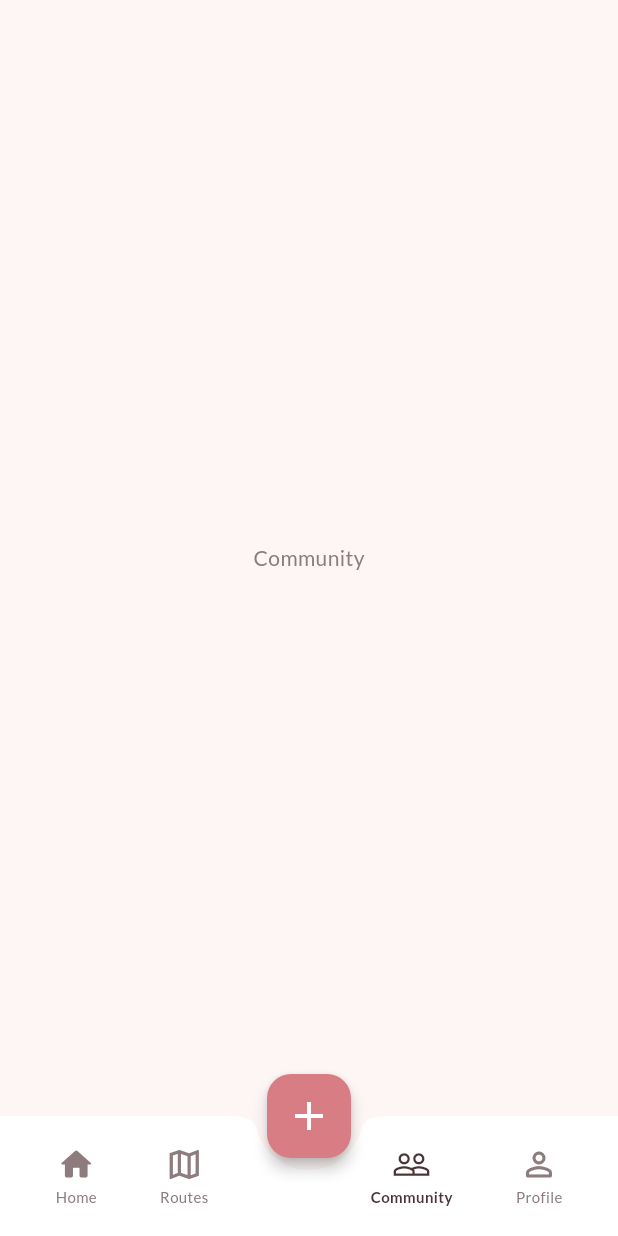
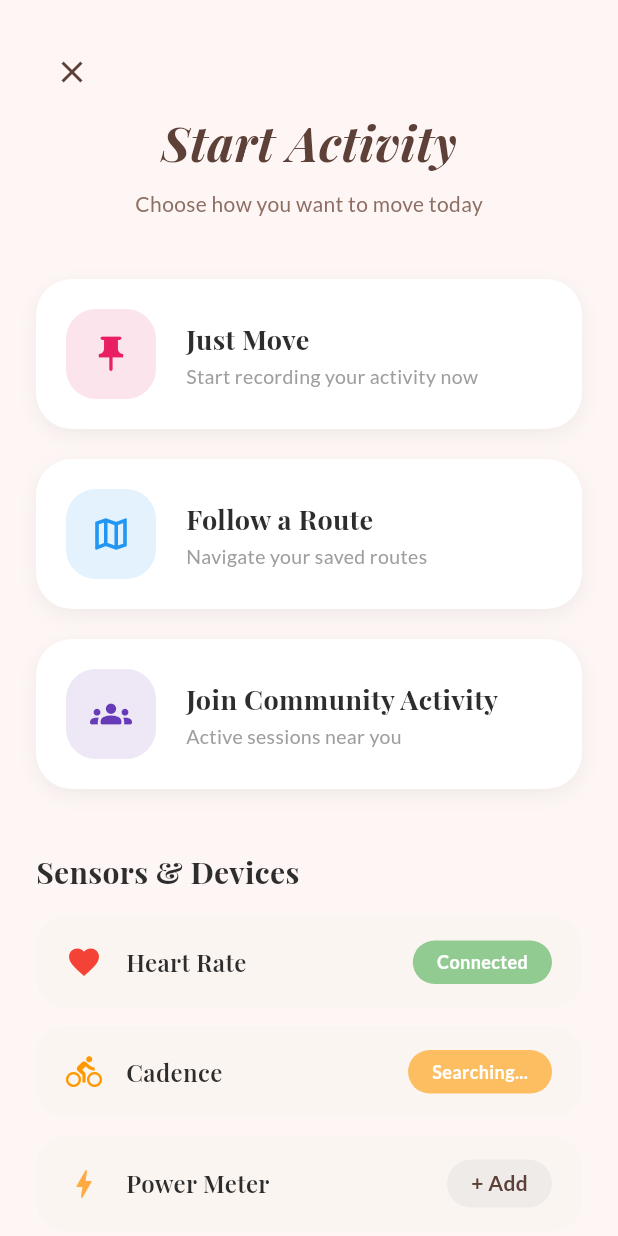
Before and after one commit to jithin-rajesh/Cycling-App, a Flutter app: the MainNavigationScreen screen opened directly, item 3 of the bottom bar chosen, after a tap on the "add" icon, on a phone screen of 412 x 824 dp. Run offline on Flutter 3.47's test engine with Material 3 defaults, Android fonts, the phone set to English and light mode, and no system bars; our stand-ins replace cloud_firestore, firebase_auth, firebase_core, google_fonts, google_sign_in; accounts and stored records are empty.

Commit message:
routes ui and start ui added

```diff
--- a/lib/screens/main_navigation_screen.dart
+++ b/lib/screens/main_navigation_screen.dart
@@ -2,6 +2,9 @@ import 'package:flutter/material.dart';
 import '../theme/app_theme.dart';
 import 'home_screen.dart';
 import 'package:firebase_auth/firebase_auth.dart';
+
+import 'routes_screen.dart';
+import 'start_activity_screen.dart';
 
 class MainNavigationScreen extends StatefulWidget {
   const MainNavigationScreen({super.key});
@@ -15,7 +18,7 @@ class _MainNavigationScreenState extends State<MainNavigationScreen> {
 
   final List<Widget> _screens = [
     const HomeScreen(),
-    const Scaffold(body: Center(child: Text('Routes'))),
+    const RoutesScreen(),
     const Scaffold(body: Center(child: Text('Start'))), // Floating button placeholder
     const Scaffold(body: Center(child: Text('Community'))),
     const Scaffold(body: Center(child: Text('Profile'))),
@@ -37,7 +40,14 @@ class _MainNavigationScreenState extends State<MainNavigationScreen> {
       backgroundColor: CruizrTheme.background,
       body: _screens[_selectedIndex],
       floatingActionButton: FloatingActionButton(
-        onPressed: () {},
+        onPressed: () {
+          Navigator.of(context).push(
+            MaterialPageRoute(
+              builder: (context) => const StartActivityScreen(),
+              fullscreenDialog: true,
+            ),
+          );
+        },
         backgroundColor: CruizrTheme.accentPink,
         elevation: 4,
         child: const Icon(Icons.add, color: Colors.white, size: 32),
--- /dev/null
+++ b/lib/screens/start_activity_screen.dart
@@ -0,0 +1,314 @@
+import 'package:flutter/material.dart';
+import '../theme/app_theme.dart';
+import 'routes_screen.dart';
+
+class StartActivityScreen extends StatefulWidget {
+  const StartActivityScreen({super.key});
+
+  @override
+  State<StartActivityScreen> createState() => _StartActivityScreenState();
+}
+
+class _StartActivityScreenState extends State<StartActivityScreen> {
+  bool _liveTrackingEnabled = false;
+
+  @override
+  Widget build(BuildContext context) {
+    return Scaffold(
+      backgroundColor: CruizrTheme.background,
+      body: SafeArea(
+        child: SingleChildScrollView(
+          padding: const EdgeInsets.all(24.0),
+          child: Column(
+            crossAxisAlignment: CrossAxisAlignment.stretch,
+            children: [
+              // Header
+              Row(
+                mainAxisAlignment: MainAxisAlignment.spaceBetween,
+                children: [
+                   IconButton( // Close button
+                     icon: const Icon(Icons.close, color: Color(0xFF5D4037)),
+                     onPressed: () => Navigator.of(context).pop(),
+                   ),
+                ],
+              ),
+              const Center(
+                child: Text(
+                  'Start Activity',
+                  style: TextStyle(
+                    fontFamily: 'Playfair Display',
+                    fontSize: 32,
+                    fontWeight: FontWeight.bold,
+                    color: Color(0xFF5D4037), // Dark brown
+                    fontStyle: FontStyle.italic,
+                  ),
+                ),
+              ),
+              const SizedBox(height: 8),
+              const Center(
+                child: Text(
+                  'Choose how you want to move today',
+                  style: TextStyle(
+                    fontSize: 14,
+                    color: Color(0xFF8D6E63),
+                  ),
+                ),
+              ),
+              const SizedBox(height: 40),
+
+              // Action Cards
+              _buildActionCard(
+                icon: Icons.push_pin, // Using pin as proxy for the location marker
+                title: "Just Move",
+                subtitle: "Start recording your activity now",
+                iconColor: const Color(0xFFE91E63),
+                iconBgColor: const Color(0xFFFCE4EC),
+                onTap: () {
+                  // TODO: Start generic activity logic
+                },
+              ),
+              const SizedBox(height: 20),
+              _buildActionCard(
+                icon: Icons.map_outlined,
+                title: "Follow a Route",
+                subtitle: "Navigate your saved routes",
+                iconColor: const Color(0xFF2196F3),
+                iconBgColor: const Color(0xFFE3F2FD),
+                onTap: () {
+                  Navigator.of(context).pop(); // Close modal
+                  // Navigate to routes. In a real app, maybe pass a flag to switch tab
+                  // For now, let's just push the route screen or assuming we are verified
+                  // Ideally we switch the main tab to Routes.
+                  // But request said "lead to a page where user can start... similar to screenshot".
+                  // The screenshot shows this menu. Tapping 'Follow a Route' implied going to route list.
+                  Navigator.of(context).push(MaterialPageRoute(builder: (_) => const RoutesScreen()));
+                },
+              ),
+              const SizedBox(height: 20),
+              _buildActionCard(
+                icon: Icons.groups_rounded,
+                title: "Join Community Activity",
+                subtitle: "Active sessions near you",
+                iconColor: const Color(0xFF673AB7),
+                iconBgColor: const Color(0xFFEDE7F6),
+                onTap: () {
+                  // TODO: Navigate to community
+                },
+              ),
+
+              const SizedBox(height: 40),
+
+              // Sensors & Devices
+              const Text(
+                'Sensors & Devices',
+                style: TextStyle(
+                  fontFamily: 'Playfair Display',
+                  fontSize: 20,
+                  fontWeight: FontWeight.bold,
+                  color: Color(0xFF2D2D2D),
+                ),
+              ),
+              const SizedBox(height: 16),
+
+              _buildSensorCard(
+                icon: Icons.favorite,
+                name: "Heart Rate",
+                statusWidget: _buildStatusBadge("Connected", Colors.green),
+                iconColor: Colors.red,
+              ),
+              const SizedBox(height: 12),
+              _buildSensorCard(
+                icon: Icons.directions_bike,
+                name: "Cadence",
+                statusWidget: _buildStatusBadge("Searching...", Colors.orange),
+                iconColor: Colors.orange,
+              ),
+              const SizedBox(height: 12),
+              _buildSensorCard(
+                icon: Icons.bolt,
+                name: "Power Meter",
+                statusWidget: Container(
+                  padding: const EdgeInsets.symmetric(horizontal: 16, vertical: 6),
+                  decoration: BoxDecoration(
+                    color: const Color(0xFFEFEBE9),
+                    borderRadius: BorderRadius.circular(20),
+                  ),
+                  child: const Text("+ Add", style: TextStyle(color: Color(0xFF5D4037), fontWeight: FontWeight.bold)),
+                ),
+                iconColor: Colors.orangeAccent,
+              ),
+
+              const SizedBox(height: 32),
+
+              // Live Tracking
+              Container(
+                 padding: const EdgeInsets.all(20),
+                 decoration: BoxDecoration(
+                   color: const Color(0xFFFBF5F2), // Slightly darker/different shade if needed, or stick to white
+                   borderRadius: BorderRadius.circular(24),
+                   border: Border.all(color: Colors.white, width: 2), // Subtle border
+                 ),
+                 child: Row(
+                   mainAxisAlignment: MainAxisAlignment.spaceBetween,
+                   children: [
+                     Column(
+                       crossAxisAlignment: CrossAxisAlignment.start,
+                       children: const [
+                         Text(
+                           "Live Tracking",
+                           style: TextStyle(
+                             fontWeight: FontWeight.bold,
+                             fontSize: 16,
+                             color: Color(0xFF2D2D2D),
+                           ),
+                         ),
+                         SizedBox(height: 4),
+                         Text(
+                           "Share location with selected\ncontacts",
+                           style: TextStyle(
+                             fontSize: 12,
+                             color: Colors.grey,
+                             fontStyle: FontStyle.italic,
+                           ),
+                         ),
+                       ],
+                     ),
+                     Switch(
+                       value: _liveTrackingEnabled,
+                       onChanged: (val) {
+                         setState(() {
+                           _liveTrackingEnabled = val;
+                         });
+                       },
+                       activeColor: Colors.white,
+                       activeTrackColor: const Color(0xFFD67B80),
+                       inactiveThumbColor: Colors.white,
+                       inactiveTrackColor: Colors.grey.shade300,
+                     ),
+                   ],
+                 ),
+              ),
+              const SizedBox(height: 20),
+            ],
+          ),
+        ),
+      ),
+    );
+  }
+
+  Widget _buildActionCard({
+    required IconData icon,
+    required String title,
+    required String subtitle,
+    required Color iconColor,
+    required Color iconBgColor,
+    required VoidCallback onTap,
+  }) {
+    return GestureDetector(
+      onTap: onTap,
+      child: Container(
+        padding: const EdgeInsets.all(20),
+        decoration: BoxDecoration(
+          color: Colors.white,
+          borderRadius: BorderRadius.circular(24),
+          boxShadow: [
+            BoxShadow(
+              color: Colors.black.withOpacity(0.05),
+              blurRadius: 10,
+              offset: const Offset(0, 4),
+            ),
+          ],
+        ),
+        child: Row(
+          children: [
+            Container(
+              padding: const EdgeInsets.all(16),
+              decoration: BoxDecoration(
+                color: iconBgColor,
+                borderRadius: BorderRadius.circular(20), // Squircle-ish
+              ),
+              child: Icon(icon, color: iconColor, size: 28),
+            ),
+            const SizedBox(width: 20),
+            Expanded(
+              child: Column(
+                crossAxisAlignment: CrossAxisAlignment.start,
+                children: [
+                  Text(
+                    title,
+                    style: const TextStyle(
+                      fontFamily: 'Playfair Display',
+                      fontSize: 18,
+                      fontWeight: FontWeight.bold,
+                      color: Color(0xFF2D2D2D),
+                    ),
+                  ),
+                  const SizedBox(height: 4),
+                  Text(
+                    subtitle,
+                    style: const TextStyle(
+                      fontSize: 13,
+                      color: Colors.grey,
+                      height: 1.2,
+                    ),
+                  ),
+                ],
+              ),
+            ),
+          ],
+        ),
+      ),
+    );
+  }
+
+  Widget _buildSensorCard({
+    required IconData icon,
+    required String name,
+    required Widget statusWidget,
+    required Color iconColor,
+  }) {
+    return Container(
+      padding: const EdgeInsets.symmetric(horizontal: 20, vertical: 16),
+      decoration: BoxDecoration(
+        color: const Color(0xFFFBF5F2), // Light beige background for sensor items
+        borderRadius: BorderRadius.circular(20),
+      ),
+      child: Row(
+        children: [
+          Icon(icon, color: iconColor, size: 24),
+          const SizedBox(width: 16),
+          Expanded(
+            child: Text(
+              name,
+              style: const TextStyle(
+                fontFamily: 'Playfair Display',
+                fontSize: 16,
+                fontWeight: FontWeight.w600,
+                color: Color(0xFF2D2D2D),
+              ),
+            ),
+          ),
+          statusWidget,
+        ],
+      ),
+    );
+  }
+
+  Widget _buildStatusBadge(String text, Color color) {
+    return Container(
+      padding: const EdgeInsets.symmetric(horizontal: 16, vertical: 6),
+      decoration: BoxDecoration(
+        color: color.withOpacity(0.6), // Muted look
+        borderRadius: BorderRadius.circular(20),
+      ),
+      child: Text(
+        text,
+        style: const TextStyle(
+          color: Colors.white,
+          fontSize: 12,
+          fontWeight: FontWeight.bold,
+        ),
+      ),
+    );
+  }
+}
```
Also changed, not shown: lib/screens/routes_screen.dart (added, +279 -0 lines).
